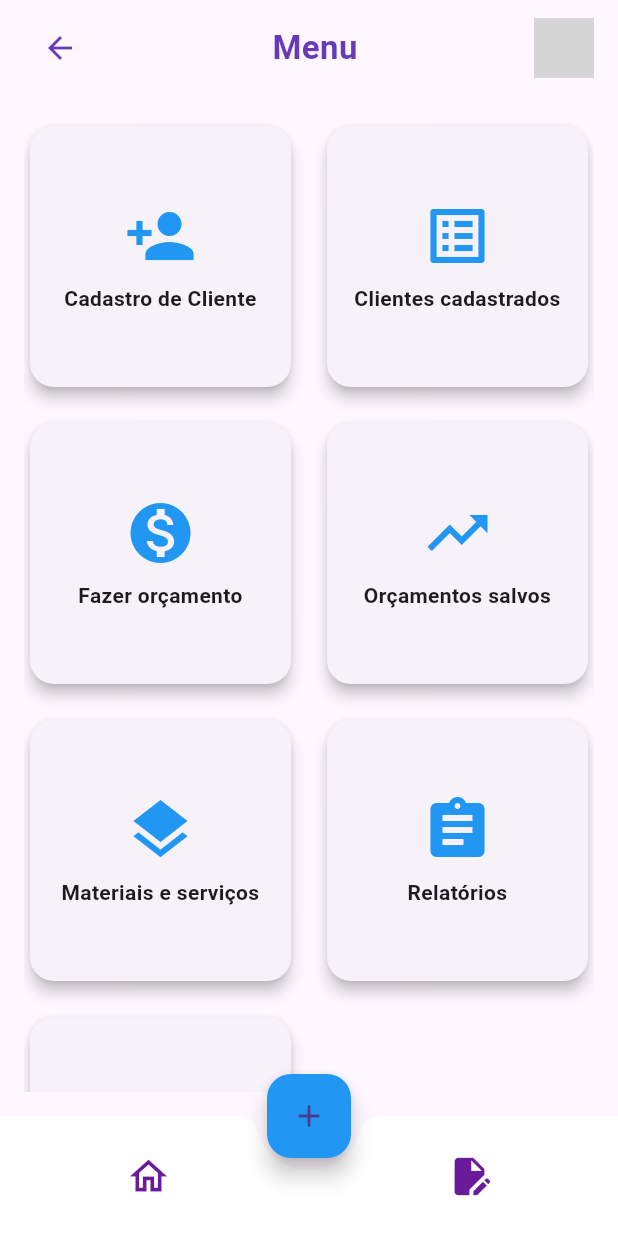
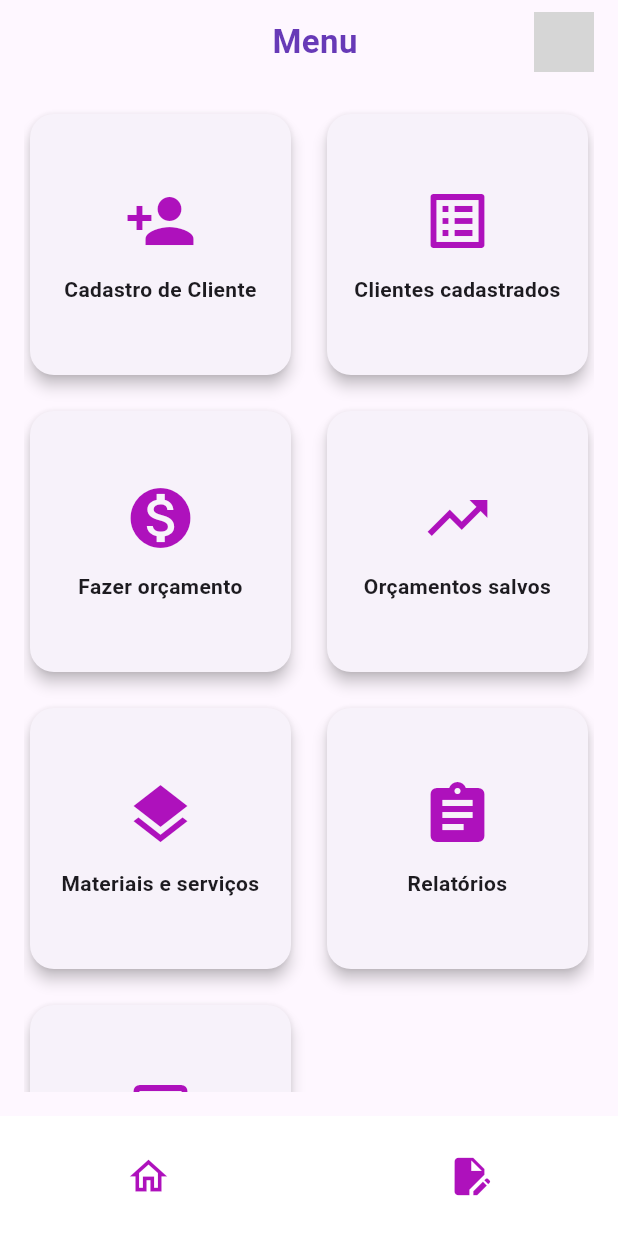
Before and after one commit to josiasgomes/projetofinalflutter, a Flutter app: the screen it shows once a user with an empty profile is signed in, on a phone screen of 412 x 824 dp. Run offline on Flutter 3.47's test engine with Material 3 defaults, Android fonts, the phone set to English and light mode, and no system bars; our stand-ins replace firebase_auth, firebase_core; accounts and stored records are empty; network calls fail; grey boxes are pictures that could not be loaded.

Commit message:
tela menu

```diff
--- a/lib/src/view/menu_screen/menu_screen.dart
+++ b/lib/src/view/menu_screen/menu_screen.dart
@@ -1,7 +1,12 @@
 import 'package:firebase_auth/firebase_auth.dart';
 import 'package:flutter/material.dart';
 import 'package:myapp/src/core/auth_service.dart';
+import 'package:myapp/src/core/theme/app_colors.dart';
 import 'package:myapp/src/view/cadastro_clientes.dart';
+import 'package:myapp/src/view/clients_screen.dart/clients_screen.dart';
+import 'package:myapp/src/view/criar_orcamentos.dart';
+import 'package:myapp/src/view/materiais_e_servicos.dart';
+import 'package:myapp/src/view/orcamento_salvos.dart';
 import 'package:myapp/widget/app_bar.dart';
 import 'package:myapp/widget/barra_navegacao_principal.dart';
 
@@ -18,16 +23,24 @@ class MenuScreen extends StatelessWidget {
 
   @override
   Widget build(BuildContext context) {
+    // 1. Obter a largura da tela com MediaQuery
+    final screenWidth = MediaQuery.of(context).size.width;
+
+    // 2. Determinar o número de colunas com base na largura da tela
+    // Se a tela for menor que 600 pixels (típico de celulares), usa 2 colunas.
+    // Se for maior, usa 4 colunas (bom para tablets e web).
+    final crossAxisCount = screenWidth < 600 ? 2 : 4;
+
     return Scaffold(
       appBar: const CustomAppBar(
         title: 'Menu',
-        automaticallyImplyLeading: true, // No back button on this screen
+        automaticallyImplyLeading: false,
       ),
-
       body: Padding(
         padding: const EdgeInsets.all(16.0),
+        // 3. Usar a contagem de colunas dinâmica
         child: GridView.count(
-          crossAxisCount: 2,
+          crossAxisCount: crossAxisCount,
           crossAxisSpacing: 16.0,
           mainAxisSpacing: 16.0,
           children: [
@@ -40,7 +53,6 @@ class MenuScreen extends StatelessWidget {
                   context,
                   MaterialPageRoute(builder: (context) => CadastroClientes()),
                 );
-                // Navegar para a tela de Cadastro de Cliente
               },
             ),
             _buildMenuItem(
@@ -48,7 +60,10 @@ class MenuScreen extends StatelessWidget {
               icon: Icons.list_alt,
               text: 'Clientes cadastrados',
               onTap: () {
-                // Navegar para a tela de Clientes cadastrados
+                Navigator.push(
+                  context,
+                  MaterialPageRoute(builder: (context) => ClientsListScreen()),
+                );
               },
             ),
             _buildMenuItem(
@@ -56,7 +71,10 @@ class MenuScreen extends StatelessWidget {
               icon: Icons.monetization_on,
               text: 'Fazer orçamento',
               onTap: () {
-                // Navegar para a tela de Fazer orçamento
+                Navigator.push(
+                  context,
+                  MaterialPageRoute(builder: (context) => FazerOrcamentos()),
+                );
               },
             ),
             _buildMenuItem(
@@ -64,7 +82,10 @@ class MenuScreen extends StatelessWidget {
               icon: Icons.trending_up,
               text: 'Orçamentos salvos',
               onTap: () {
-                // Navegar para a tela de Orçamentos salvos
+                Navigator.push(
+                  context,
+                  MaterialPageRoute(builder: (context) => OrcamentosSalvos()),
+                );
               },
             ),
             _buildMenuItem(
@@ -72,7 +93,10 @@ class MenuScreen extends StatelessWidget {
               icon: Icons.layers,
               text: 'Materiais e serviços',
               onTap: () {
-                // Navegar para a tela de Materiais e serviços
+                Navigator.push(
+                  context,
+                  MaterialPageRoute(builder: (context) => MateriaisEServicosPage()),
+                );
               },
             ),
             _buildMenuItem(
@@ -80,7 +104,7 @@ class MenuScreen extends StatelessWidget {
               icon: Icons.assignment,
               text: 'Relatórios',
               onTap: () {
-                // Navegar para a tela de Relatórios
+                // Ação para Relatórios
               },
             ),
             _buildMenuItem(
@@ -88,18 +112,10 @@ class MenuScreen extends StatelessWidget {
               icon: Icons.exit_to_app,
               text: 'Sair',
               onTap: _signOut,
-
-              //sair do app
             ),
           ],
         ),
       ),
-      floatingActionButton: FloatingActionButton(
-        onPressed: () {},
-        child: const Icon(Icons.add),
-        backgroundColor: Colors.blue,
-      ),
-      floatingActionButtonLocation: FloatingActionButtonLocation.centerDocked,
       bottomNavigationBar: BarraNavegacaoPrincipal(),
     );
   }
@@ -112,14 +128,15 @@ class MenuScreen extends StatelessWidget {
   }) {
     return InkWell(
       onTap: onTap,
+      borderRadius: BorderRadius.circular(16),
       child: Card(
         elevation: 4,
         shape: RoundedRectangleBorder(borderRadius: BorderRadius.circular(16)),
         child: Column(
           mainAxisAlignment: MainAxisAlignment.center,
           children: [
-            Icon(icon, size: 48, color: Colors.blue),
-            const SizedBox(height: 8),
+            Icon(icon, size: 48, color: AppColors.primary),
+            const SizedBox(height: 12),
             Text(
               text,
               textAlign: TextAlign.center,
--- a/lib/widget/barra_navegacao_principal.dart
+++ b/lib/widget/barra_navegacao_principal.dart
@@ -1,5 +1,6 @@
 
 import 'package:flutter/material.dart';
+import 'package:myapp/src/core/theme/app_colors.dart';
 import 'package:myapp/src/view/criar_orcamentos.dart';
 import 'package:myapp/src/view/menu_screen/menu_screen.dart';
 
@@ -23,7 +24,7 @@ class BarraNavegacaoPrincipal extends StatelessWidget {
       color: Colors.white,
       elevation: 12.0,
       child: SizedBox(
-        height: 60.0,
+        height: 30.0,
         child: Row(
           mainAxisAlignment: MainAxisAlignment.spaceBetween,
           children: <Widget>[
@@ -34,7 +35,7 @@ class BarraNavegacaoPrincipal extends StatelessWidget {
                 mainAxisAlignment: MainAxisAlignment.spaceEvenly,
                 children: [
                   IconButton(
-                    icon: const Icon(Icons.home_outlined, color: roxoPrincipal, size: 30),
+                    icon: const Icon(Icons.home_outlined, color: AppColors.primary, size: 30),
                     onPressed: () {
                       Navigator.push(
                         context,
@@ -53,7 +54,7 @@ class BarraNavegacaoPrincipal extends StatelessWidget {
                 mainAxisAlignment: MainAxisAlignment.spaceEvenly,
                 children: [
                   IconButton(
-                    icon: const Icon(Icons.edit_document, color: roxoPrincipal, size: 30),
+                    icon: const Icon(Icons.edit_document, color: AppColors.primary, size: 30),
                     onPressed: () {
                       Navigator.push(
                         context,
```
